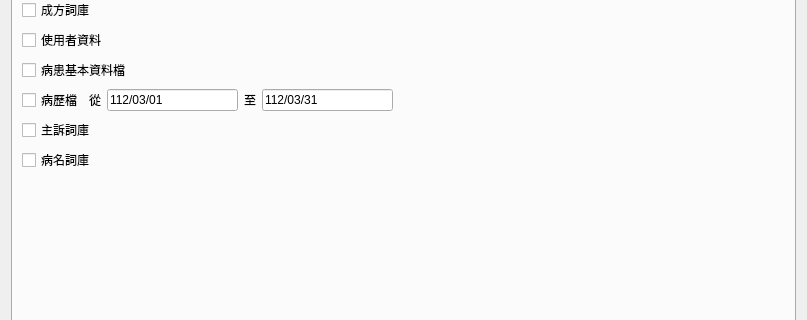
picacat/pymedical, file ui/convert.ui: the form before one commit; both pictures show x 0 to 807 and y 173 to 493 of the 807 by 675 pixel window.
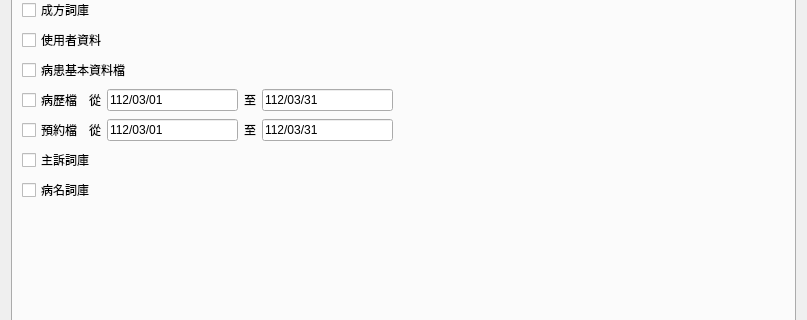
The form after the commit. The open tabs and pages were chosen to show the change.

The edit to the form file:
```diff
--- a/ui/convert.ui
+++ b/ui/convert.ui
@@ -1014,44 +1014,7 @@
          </item>
          <item>
           <layout class="QGridLayout" name="gridLayout_17">
-           <item row="10" column="0">
-            <widget class="QCheckBox" name="checkBox_disease_gp">
-             <property name="text">
-              <string>病名詞庫</string>
-             </property>
-            </widget>
-           </item>
-           <item row="6" column="0">
-            <widget class="QCheckBox" name="checkBox_patient_gp">
-             <property name="text">
-              <string>病患基本資料檔</string>
-             </property>
-             <property name="checked">
-              <bool>false</bool>
-             </property>
-            </widget>
-           </item>
-           <item row="3" column="0">
-            <widget class="QCheckBox" name="checkBox_medicine_gp">
-             <property name="text">
-              <string>處方詞庫</string>
-             </property>
-             <property name="checked">
-              <bool>false</bool>
-             </property>
-            </widget>
-           </item>
-           <item row="4" column="0">
-            <widget class="QCheckBox" name="checkBox_compound_gp">
-             <property name="text">
-              <string>成方詞庫</string>
-             </property>
-             <property name="checked">
-              <bool>false</bool>
-             </property>
-            </widget>
-           </item>
-           <item row="20" column="0">
+           <item row="21" column="0">
             <spacer name="verticalSpacer_8">
              <property name="orientation">
               <enum>Qt::Vertical</enum>
@@ -1064,6 +1027,43 @@
              </property>
             </spacer>
            </item>
+           <item row="3" column="0">
+            <widget class="QCheckBox" name="checkBox_medicine_gp">
+             <property name="text">
+              <string>處方詞庫</string>
+             </property>
+             <property name="checked">
+              <bool>false</bool>
+             </property>
+            </widget>
+           </item>
+           <item row="11" column="0">
+            <widget class="QCheckBox" name="checkBox_disease_gp">
+             <property name="text">
+              <string>病名詞庫</string>
+             </property>
+            </widget>
+           </item>
+           <item row="6" column="0">
+            <widget class="QCheckBox" name="checkBox_patient_gp">
+             <property name="text">
+              <string>病患基本資料檔</string>
+             </property>
+             <property name="checked">
+              <bool>false</bool>
+             </property>
+            </widget>
+           </item>
+           <item row="2" column="0">
+            <widget class="QCheckBox" name="checkBox_database_gp">
+             <property name="text">
+              <string>基礎資料庫</string>
+             </property>
+             <property name="checked">
+              <bool>false</bool>
+             </property>
+            </widget>
+           </item>
            <item row="7" column="0">
             <layout class="QHBoxLayout" name="horizontalLayout_8">
              <item>
@@ -1145,16 +1145,6 @@
              </item>
             </layout>
            </item>
-           <item row="8" column="0">
-            <widget class="QCheckBox" name="checkBox_symptom_gp">
-             <property name="text">
-              <string>主訴詞庫</string>
-             </property>
-             <property name="checked">
-              <bool>false</bool>
-             </property>
-            </widget>
-           </item>
            <item row="5" column="0">
             <widget class="QCheckBox" name="checkBox_user_gp">
              <property name="text">
@@ -1165,16 +1155,107 @@
              </property>
             </widget>
            </item>
-           <item row="2" column="0">
-            <widget class="QCheckBox" name="checkBox_database_gp">
+           <item row="4" column="0">
+            <widget class="QCheckBox" name="checkBox_compound_gp">
              <property name="text">
-              <string>基礎資料庫</string>
+              <string>成方詞庫</string>
              </property>
              <property name="checked">
               <bool>false</bool>
              </property>
             </widget>
            </item>
+           <item row="9" column="0">
+            <widget class="QCheckBox" name="checkBox_symptom_gp">
+             <property name="text">
+              <string>主訴詞庫</string>
+             </property>
+             <property name="checked">
+              <bool>false</bool>
+             </property>
+            </widget>
+           </item>
+           <item row="8" column="0">
+            <layout class="QHBoxLayout" name="horizontalLayout_10">
+             <item>
+              <widget class="QCheckBox" name="checkBox_reserve_gp">
+               <property name="text">
+                <string>預約檔</string>
+               </property>
+               <property name="checked">
+                <bool>false</bool>
+               </property>
+              </widget>
+             </item>
+             <item>
+              <widget class="QLabel" name="label_36">
+               <property name="text">
+                <string>從</string>
+               </property>
+              </widget>
+             </item>
+             <item>
+              <widget class="QLineEdit" name="lineEdit_reserve_start_date_gp">
+               <property name="text">
+                <string>112/03/01</string>
+               </property>
+              </widget>
+             </item>
+             <item>
+              <widget class="QLabel" name="label_37">
+               <property name="text">
+                <string>至</string>
+               </property>
+              </widget>
+             </item>
+             <item>
+              <widget class="QLineEdit" name="lineEdit_reserve_end_date_gp">
+               <property name="text">
+                <string>112/03/31</string>
+               </property>
+              </widget>
+             </item>
+             <item>
+              <spacer name="horizontalSpacer_13">
+               <property name="orientation">
+                <enum>Qt::Horizontal</enum>
+               </property>
+               <property name="sizeHint" stdset="0">
+                <size>
+                 <width>40</width>
+                 <height>20</height>
+                </size>
+               </property>
+              </spacer>
+             </item>
+             <item>
+              <spacer name="horizontalSpacer_19">
+               <property name="orientation">
+                <enum>Qt::Horizontal</enum>
+               </property>
+               <property name="sizeHint" stdset="0">
+                <size>
+                 <width>40</width>
+                 <height>20</height>
+                </size>
+               </property>
+              </spacer>
+             </item>
+             <item>
+              <spacer name="horizontalSpacer_24">
+               <property name="orientation">
+                <enum>Qt::Horizontal</enum>
+               </property>
+               <property name="sizeHint" stdset="0">
+                <size>
+                 <width>40</width>
+                 <height>20</height>
+                </size>
+               </property>
+              </spacer>
+             </item>
+            </layout>
+           </item>
           </layout>
          </item>
         </layout>
```
